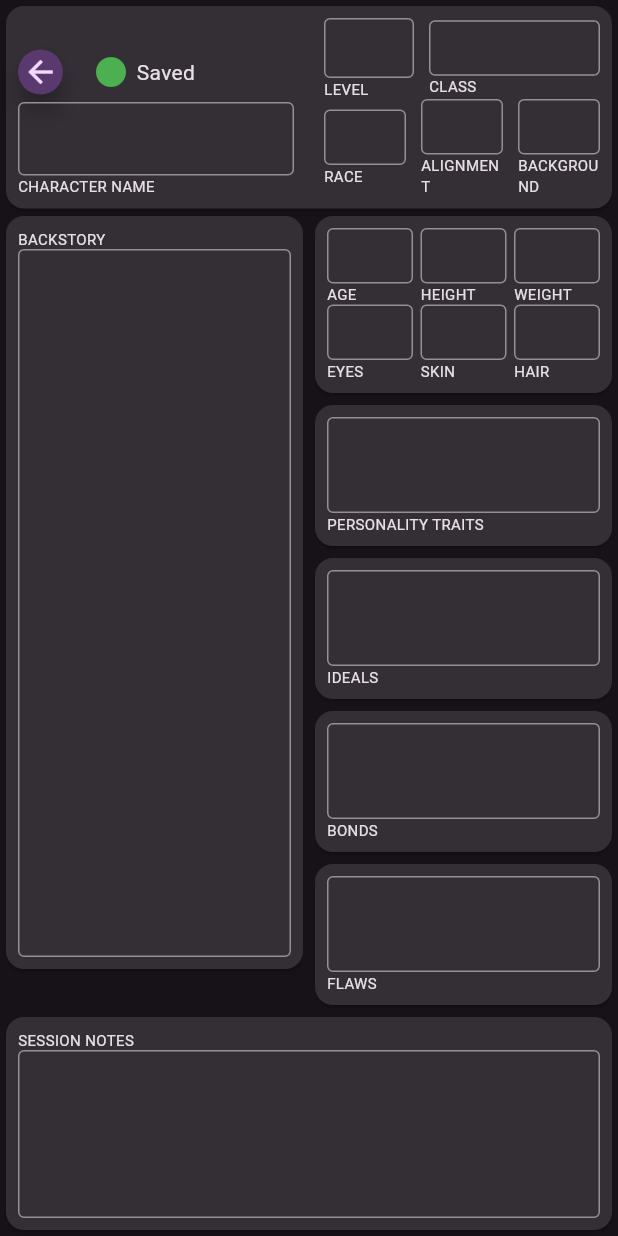
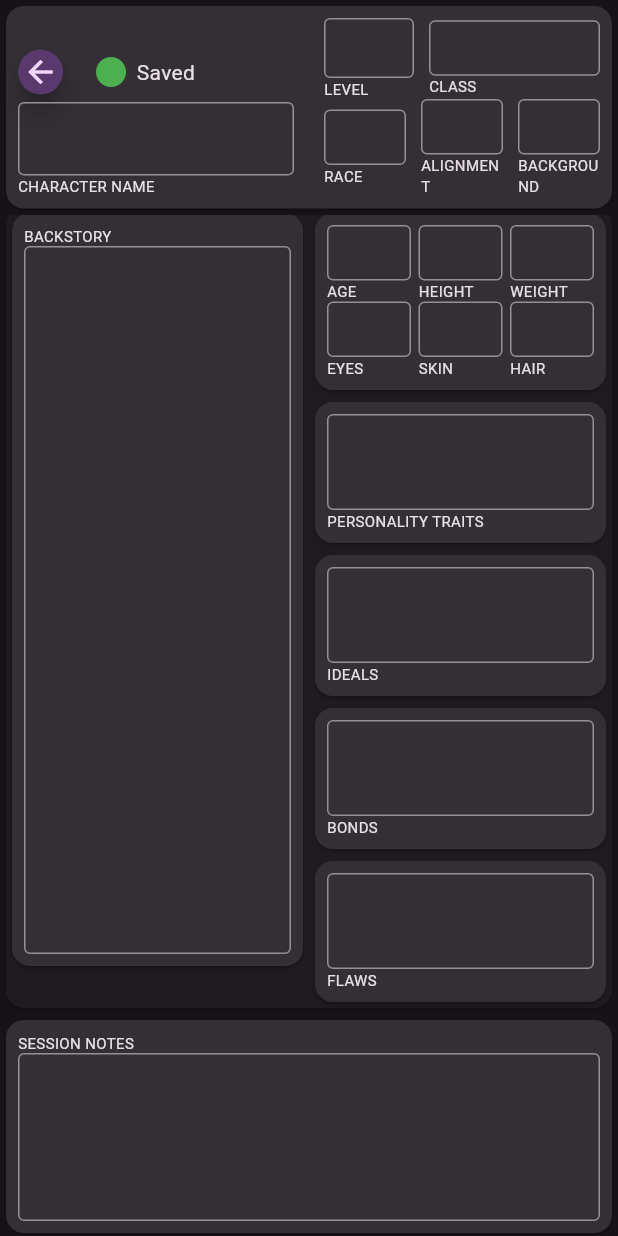
Before and after one commit to jematson/dnd_sheet, a Flutter app: the CharacterPage widget shown alone on an empty page, opened directly with empty values, scrolled down 2024 dp, on a phone screen of 412 x 824 dp. Run offline on Flutter 3.47's test engine with Material 3 defaults, Android fonts, the phone set to English and light mode, and no system bars.

Commit message:
Add card sections around character page sections

```diff
--- a/lib/character_page.dart
+++ b/lib/character_page.dart
@@ -173,7 +173,8 @@ class _CharacterPageState extends State<CharacterPage> {
                     child: Column(
                       children: [
 
-                        Row(
+                        Card(
+                          child: Row(
                             crossAxisAlignment: .start,        // First page 3 columns
                             children: [
 
@@ -357,6 +358,7 @@ class _CharacterPageState extends State<CharacterPage> {
 
                             ]
                           ),
+                        ),
 
 
                         // SPELLCASTING SECTION
@@ -457,7 +459,8 @@ class _CharacterPageState extends State<CharacterPage> {
 
 
                         // Character Info Section
-                        Row(
+                        Card(
+                          child: Row(
                             crossAxisAlignment: .start,
                             children: [
                               Expanded(
@@ -503,6 +506,7 @@ class _CharacterPageState extends State<CharacterPage> {
 
                             ]
                           ),
+                        ),
 
                         ValueBox(label: "SESSION NOTES", position: .top, multiline: true, maxLines: 4, controller: cc.sessionNotes.valueController)
 
```
Lines whose indentation alone changed are shown as unchanged.
